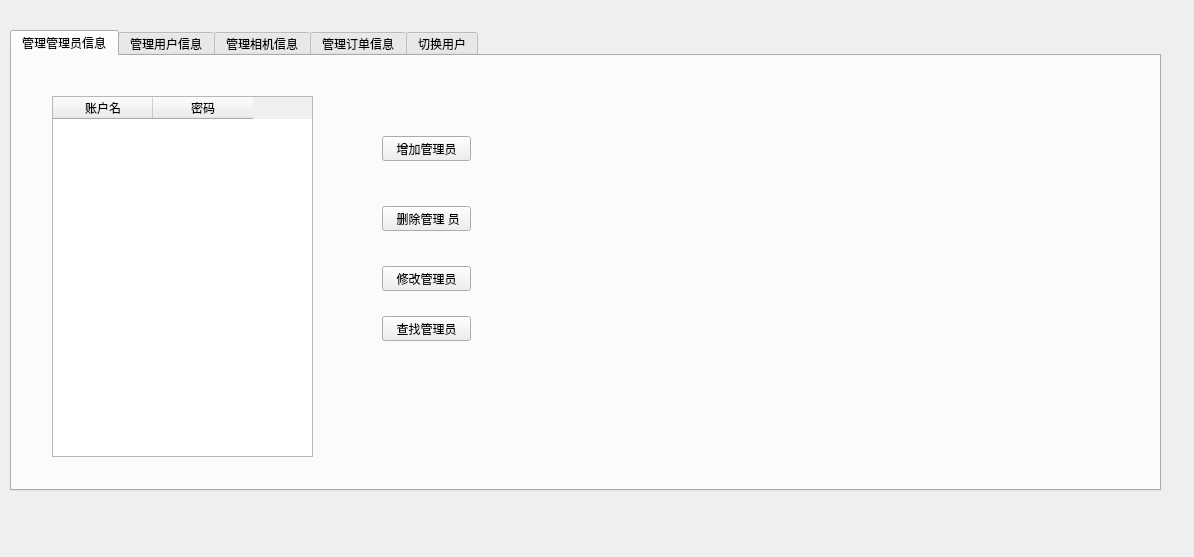
This is admin_show.ui in Anthony52233/Qt_mysql_sys as Qt 5 draws it before an edit. The edited form follows.
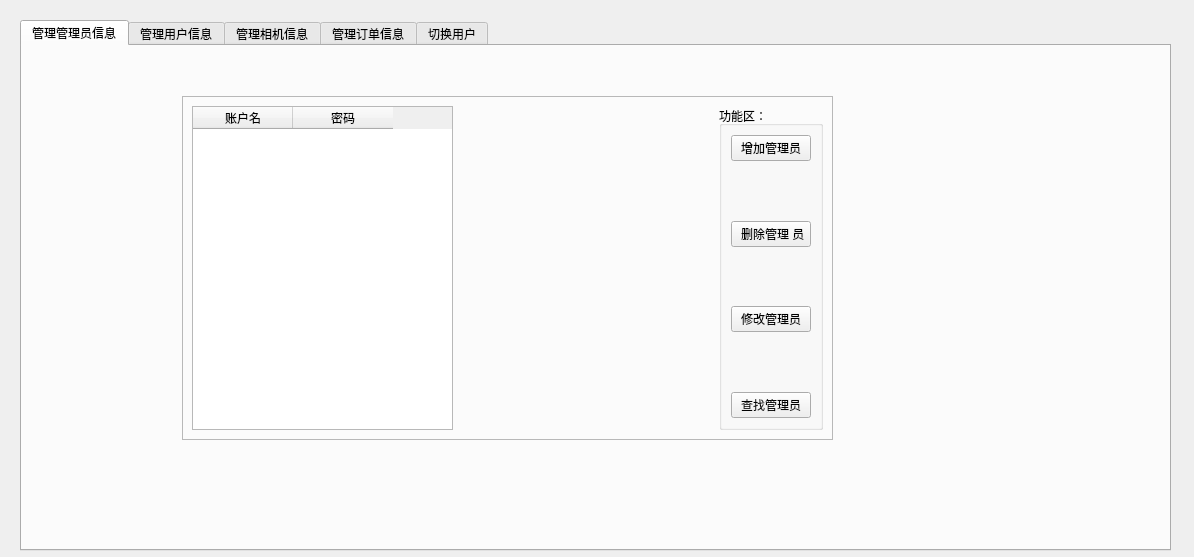
This is the edited form. The open tabs and pages were chosen to show the change.

Commit message: 终于写完了。增加了相机排序功能，美化了界面，用户查看相机时多了排序和查找功能

```diff
--- a/admin_show.ui
+++ b/admin_show.ui
@@ -22,10 +22,10 @@
   <widget class="QTabWidget" name="tabWidget_camera">
    <property name="geometry">
     <rect>
-     <x>10</x>
-     <y>30</y>
+     <x>20</x>
+     <y>20</y>
      <width>1151</width>
-     <height>461</height>
+     <height>531</height>
     </rect>
    </property>
    <property name="currentIndex">
@@ -35,15 +35,24 @@
     <attribute name="title">
      <string>管理管理员信息</string>
     </attribute>
+    <widget class="QFrame" name="frame">
+     <property name="geometry">
+      <rect>
+       <x>160</x>
+       <y>50</y>
+       <width>651</width>
+       <height>344</height>
+      </rect>
+     </property>
+     <property name="frameShape">
+      <enum>QFrame::StyledPanel</enum>
+     </property>
+     <property name="frameShadow">
+      <enum>QFrame::Raised</enum>
+     </property>
+     <layout class="QHBoxLayout" name="horizontalLayout">
+      <item>
     <widget class="QTableWidget" name="tableWidget_admin">
-     <property name="geometry">
-      <rect>
-       <x>40</x>
-       <y>40</y>
-       <width>261</width>
-       <height>361</height>
-      </rect>
-     </property>
      <column>
       <property name="text">
        <string>账户名</string>
@@ -55,58 +64,98 @@
       </property>
      </column>
     </widget>
+      </item>
+      <item>
+       <spacer name="horizontalSpacer">
+        <property name="orientation">
+         <enum>Qt::Horizontal</enum>
+        </property>
+        <property name="sizeHint" stdset="0">
+         <size>
+          <width>40</width>
+          <height>20</height>
+         </size>
+        </property>
+       </spacer>
+      </item>
+      <item>
+       <widget class="QGroupBox" name="groupBox_4">
+        <property name="title">
+         <string>功能区：</string>
+        </property>
+        <layout class="QVBoxLayout" name="verticalLayout_4">
+         <item>
     <widget class="QPushButton" name="pushButton_add_admin">
-     <property name="geometry">
-      <rect>
-       <x>370</x>
-       <y>80</y>
-       <width>89</width>
-       <height>25</height>
-      </rect>
-     </property>
      <property name="text">
       <string>增加管理员</string>
      </property>
     </widget>
+         </item>
+         <item>
+          <spacer name="verticalSpacer_6">
+           <property name="orientation">
+            <enum>Qt::Vertical</enum>
+           </property>
+           <property name="sizeHint" stdset="0">
+            <size>
+             <width>20</width>
+             <height>40</height>
+            </size>
+           </property>
+          </spacer>
+         </item>
+         <item>
     <widget class="QPushButton" name="pushButton_delete_admin">
-     <property name="geometry">
-      <rect>
-       <x>370</x>
-       <y>150</y>
-       <width>89</width>
-       <height>25</height>
-      </rect>
-     </property>
      <property name="text">
       <string> 删除管理 员</string>
      </property>
     </widget>
+         </item>
+         <item>
+          <spacer name="verticalSpacer_7">
+           <property name="orientation">
+            <enum>Qt::Vertical</enum>
+           </property>
+           <property name="sizeHint" stdset="0">
+            <size>
+             <width>20</width>
+             <height>40</height>
+            </size>
+           </property>
+          </spacer>
+         </item>
+         <item>
     <widget class="QPushButton" name="pushButton_alter_admin">
-     <property name="geometry">
-      <rect>
-       <x>370</x>
-       <y>210</y>
-       <width>89</width>
-       <height>25</height>
-      </rect>
-     </property>
      <property name="text">
       <string>修改管理员</string>
      </property>
     </widget>
+         </item>
+         <item>
+          <spacer name="verticalSpacer_8">
+           <property name="orientation">
+            <enum>Qt::Vertical</enum>
+           </property>
+           <property name="sizeHint" stdset="0">
+            <size>
+             <width>20</width>
+             <height>40</height>
+            </size>
+           </property>
+          </spacer>
+         </item>
+         <item>
     <widget class="QPushButton" name="pushButton_find_admin">
-     <property name="geometry">
-      <rect>
-       <x>370</x>
-       <y>260</y>
-       <width>89</width>
-       <height>25</height>
-      </rect>
-     </property>
      <property name="text">
       <string>查找管理员</string>
      </property>
     </widget>
+         </item>
+        </layout>
+       </widget>
+      </item>
+     </layout>
+    </widget>
    </widget>
    <widget class="QWidget" name="tab_customs">
     <attribute name="title">
```
Left out of the diff: 436 changed lines with no effect on the pictures. Lines whose indentation alone changed are shown as unchanged. The commit also changes 22 other files.
